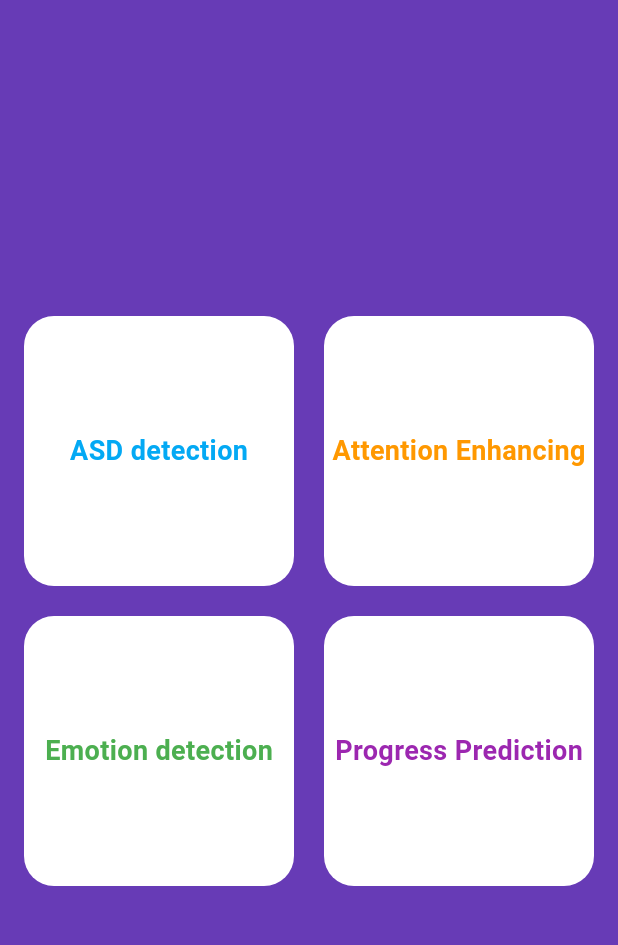
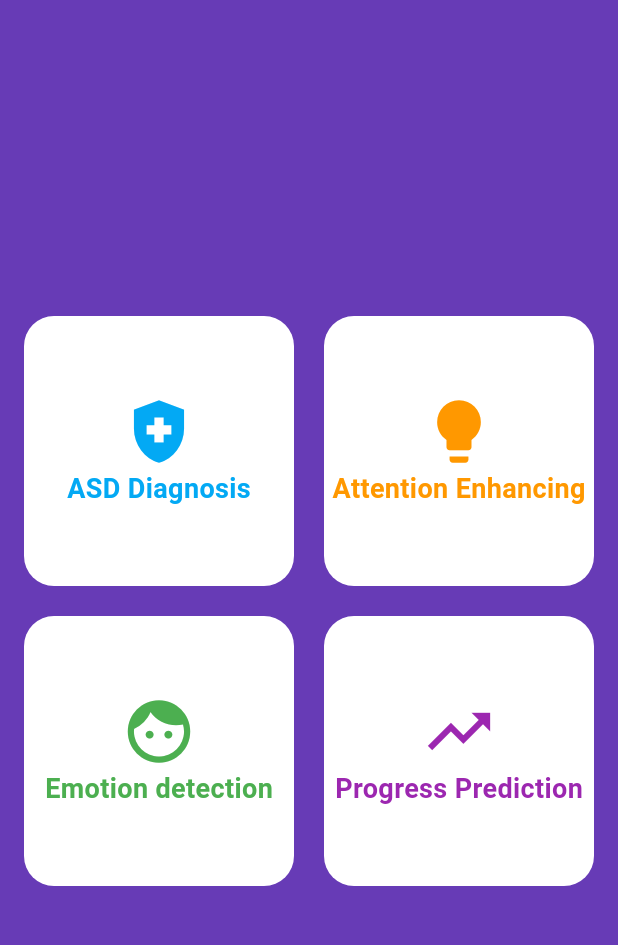
Before and after one commit to pavithkulathunga/AutismoTech, a Flutter app: the screen it shows after launch, on a phone screen of 412 x 824 dp, the part 59-1004 px from its top. Run offline on Flutter 3.47's test engine with Material 3 defaults, Android fonts, the light colour scheme and no system bars.

Commit message:
Add icons to home page navigations

```diff
--- a/autismotech_app/lib/screens/home_screen.dart
+++ b/autismotech_app/lib/screens/home_screen.dart
@@ -22,20 +22,33 @@ class HomeScreen extends StatelessWidget {
       body: Column(
         mainAxisAlignment: MainAxisAlignment.center,
         children: [
+          // navigations for screens
           Center(
             child: Row(
               mainAxisAlignment: MainAxisAlignment.center,
               children: [
                 Container(
+                  //ASD Diagnosis
                   height: 180,
                   width: 180,
                   decoration: BoxDecoration(
                     color: Colors.white,
                     borderRadius: BorderRadius.circular(20),
                   ),
-                  child: const Center(
+                  child: Center(
+                    child: Column(
+                      mainAxisAlignment: MainAxisAlignment.center,
+                      children: [
+                        Center(
+                          child: Icon(
+                            Icons.health_and_safety,
+                            color: Colors.lightBlue,
+                            size: 50,
+                          ),
+                        ), // Example icon
+                        const Center(
                           child: Text(
-                      'ASD detection',
+                            'ASD Diagnosis',
                             style: TextStyle(
                               fontSize: 18,
                               fontWeight: FontWeight.bold,
@@ -43,17 +56,32 @@ class HomeScreen extends StatelessWidget {
                             ),
                           ),
                         ),
+                      ],
+                    ),
+                  ),
                 ),
 
                 SizedBox(width: 20),
                 Container(
+                  //Attention Enhancing
                   height: 180,
                   width: 180,
                   decoration: BoxDecoration(
                     color: Colors.white,
                     borderRadius: BorderRadius.circular(20),
                   ),
-                  child: const Center(
+                  child: Center(
+                    child: Column(
+                      mainAxisAlignment: MainAxisAlignment.center,
+                      children: [
+                        Center(
+                          child: Icon(
+                            Icons.lightbulb,
+                            color: Colors.orange,
+                            size: 50,
+                          ),
+                        ), // Example icon
+                        const Center(
                           child: Text(
                             'Attention Enhancing',
                             style: TextStyle(
@@ -61,6 +89,9 @@ class HomeScreen extends StatelessWidget {
                               fontWeight: FontWeight.bold,
                               color: Colors.orange, // Or any color you want
                             ),
+                          ),
+                        ),
+                      ],
                     ),
                   ),
                 ),
@@ -73,13 +104,25 @@ class HomeScreen extends StatelessWidget {
               mainAxisAlignment: MainAxisAlignment.center,
               children: [
                 Container(
+                  //Emotion detection
                   height: 180,
                   width: 180,
                   decoration: BoxDecoration(
                     color: Colors.white,
                     borderRadius: BorderRadius.circular(20),
                   ),
-                  child: const Center(
+                  child: Center(
+                    child: Column(
+                      mainAxisAlignment: MainAxisAlignment.center,
+                      children: [
+                        Center(
+                          child: Icon(
+                            Icons.face,
+                            color: Colors.green,
+                            size: 50,
+                          ),
+                        ), // Example icon
+                        const Center(
                           child: Text(
                             'Emotion detection',
                             style: TextStyle(
@@ -89,16 +132,31 @@ class HomeScreen extends StatelessWidget {
                             ),
                           ),
                         ),
+                      ],
+                    ),
+                  ),
                 ),
                 SizedBox(width: 20),
                 Container(
+                  //Progress Prediction
                   height: 180,
                   width: 180,
                   decoration: BoxDecoration(
                     color: Colors.white,
                     borderRadius: BorderRadius.circular(20),
                   ),
-                  child: const Center(
+                  child: Center(
+                    child: Column(
+                      mainAxisAlignment: MainAxisAlignment.center,
+                      children: [
+                        Center(
+                          child: Icon(
+                            Icons.trending_up,
+                            color: Colors.purple,
+                            size: 50,
+                          ),
+                        ), // Example icon
+                        const Center(
                           child: Text(
                             'Progress Prediction',
                             style: TextStyle(
@@ -106,6 +164,9 @@ class HomeScreen extends StatelessWidget {
                               fontWeight: FontWeight.bold,
                               color: Colors.purple, // Or any color you want
                             ),
+                          ),
+                        ),
+                      ],
                     ),
                   ),
                 ),
```
Lines whose indentation alone changed are shown as unchanged.
